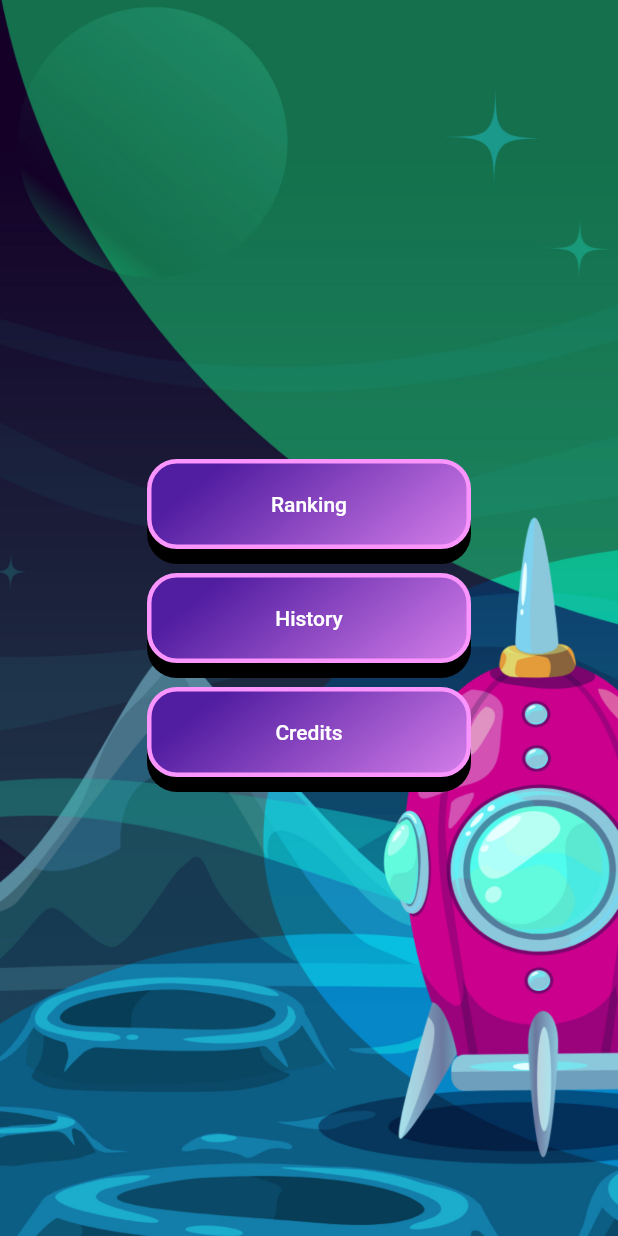
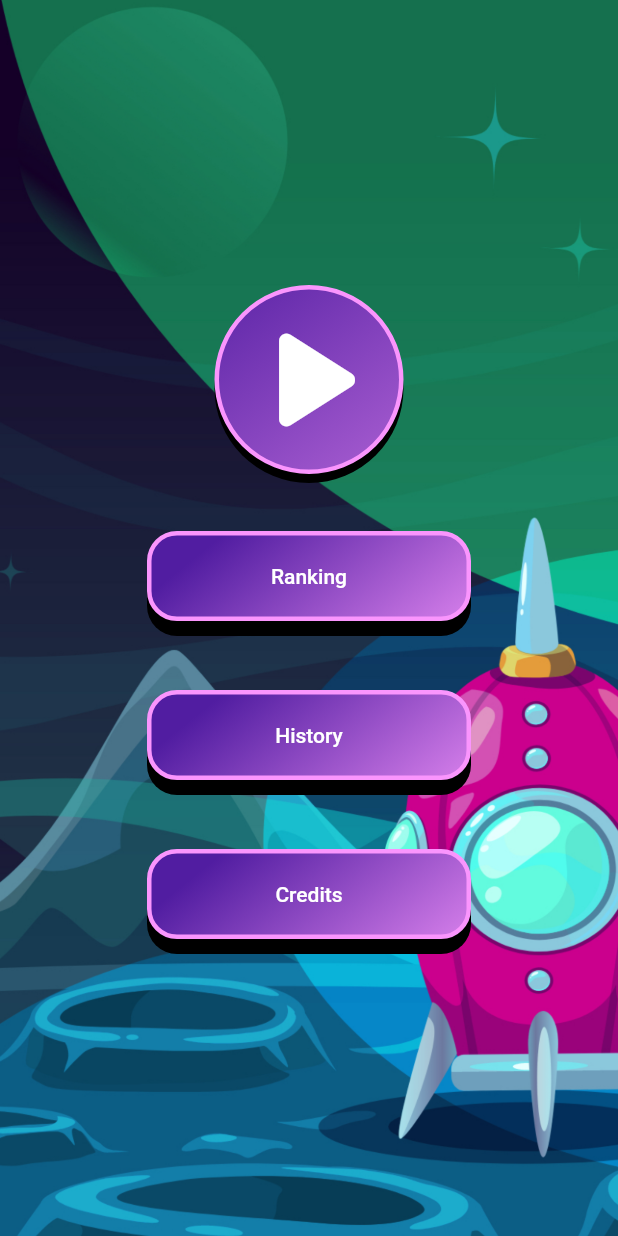
Before and after one commit to deus-magna/slide_puzzle_game, a Flutter app: the screen it shows after launch, on a phone screen of 412 x 824 dp. Run offline on Flutter 3.47's test engine with Material 2 defaults, Android fonts, the light colour scheme and no system bars; our stand-ins replace bloc, equatable, flutter_bloc; generated files the repository leaves out were written again.

Commit message:
Adding play button widget

```diff
--- a/lib/core/framework/decorations.dart
+++ b/lib/core/framework/decorations.dart
@@ -15,9 +15,18 @@ BoxDecoration alienButtonDecoration = BoxDecoration(
     color: pinkBorder,
   ),
   boxShadow: const [BoxShadow(offset: Offset(0, 10))],
-  gradient: const LinearGradient(
-    colors: [purple, pink],
-    begin: Alignment(-0.5, -1),
-    end: Alignment(0.5, 3.5),
-  ),
+  gradient: spaceGradient,
 );
+
+BoxDecoration playButtonDecoration = BoxDecoration(
+  shape: BoxShape.circle,
+  border: Border.all(width: 3, color: pinkBorder),
+  boxShadow: const [BoxShadow(offset: Offset(0, 6))],
+  gradient: spaceGradient,
+);
+
+const spaceGradient = LinearGradient(
+  colors: [purple, pink],
+  begin: Alignment(-0.5, -1),
+  end: Alignment(0.5, 3.5),
+);
--- a/lib/presentation/views/home_view.dart
+++ b/lib/presentation/views/home_view.dart
@@ -1,4 +1,5 @@
 import 'package:flutter/material.dart';
+import 'package:slide_puzzle_game/core/framework/framework.dart';
 import 'package:slide_puzzle_game/l10n/l10n.dart';
 import 'package:slide_puzzle_game/presentation/widgets/home_view_background.dart';
 import 'package:slide_puzzle_game/presentation/widgets/space_button.dart';
@@ -32,14 +33,18 @@ class HomeViewBody extends StatelessWidget {
       child: Column(
         mainAxisAlignment: MainAxisAlignment.center,
         children: [
+          PlayButton(),
+          const SizedBox(height: 30),
           SpaceButton(
             title: AppLocalizations.of(context).homeRanking,
             padding: padding,
           ),
+          const SizedBox(height: 30),
           SpaceButton(
             title: AppLocalizations.of(context).homeHistory,
             padding: padding,
           ),
+          const SizedBox(height: 30),
           SpaceButton(
             title: AppLocalizations.of(context).homeCredits,
             padding: padding,
@@ -49,3 +54,25 @@ class HomeViewBody extends StatelessWidget {
     );
   }
 }
+
+class PlayButton extends StatelessWidget {
+  const PlayButton({
+    Key? key,
+  }) : super(key: key);
+
+  @override
+  Widget build(BuildContext context) {
+    return GestureDetector(
+      onTap: () => Navigator.of(context).pushNamed('/difficult'),
+      child: Container(
+        alignment: Alignment.center,
+        decoration: playButtonDecoration,
+        child: const Icon(
+          Icons.play_arrow_rounded,
+          color: Colors.white,
+          size: 120,
+        ),
+      ),
+    );
+  }
+}
```
